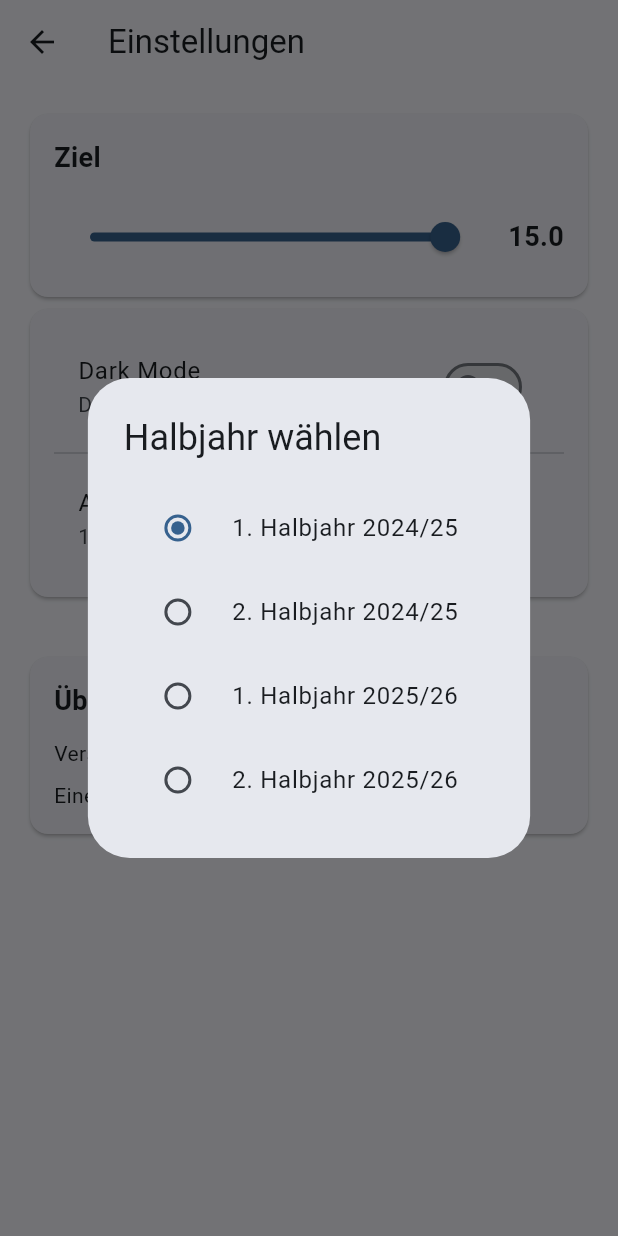
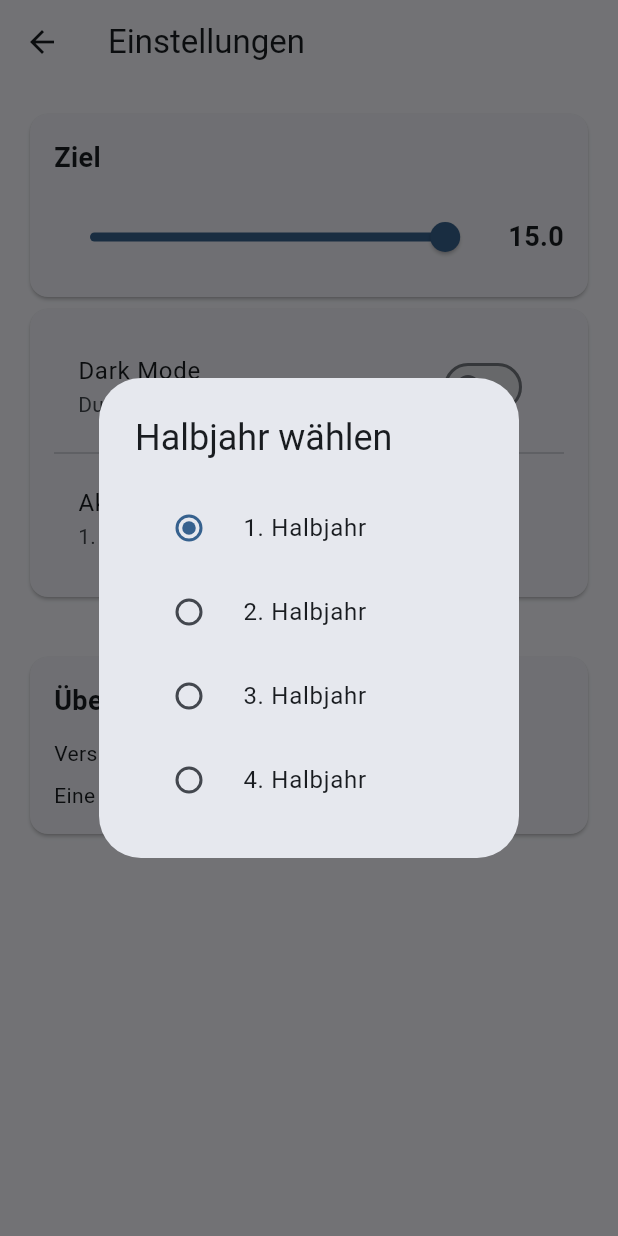
Before and after one commit to tanloner/NotenAppBayern, a Flutter app: the SettingsScreen screen opened by its route, after a tap on "Aktuelles Halbjahr", on a phone screen of 412 x 824 dp. Run offline on Flutter 3.47's test engine with Material 3 defaults, Android fonts, the light colour scheme and no system bars; our stand-ins replace fl_chart, flutter_colorpicker, shared_preferences; accounts and stored records are empty.

Commit message:
Version adapted fixed fix year choice

```diff
--- a/lib/models/grade.dart
+++ b/lib/models/grade.dart
@@ -3,42 +3,42 @@ enum GradeType { big, small, other }
 
 /// The semester a grade belongs to.
 enum Semester {
-  /// The first semester of the 2024/25 school year.
+  /// The first semester of the  school year.
   first,
 
-  /// The second semester of the 2024/25 school year.
+  /// The second semester of the  school year.
   second,
 
-  /// The first semester of the 2025/26 school year.
+  /// The first semester of the  school year.
   third,
 
-  /// The second semester of the 2025/26 school year.
+  /// The second semester of the school year.
   fourth;
 
   /// The display name of the semester.
   String get displayName {
     switch (this) {
       case Semester.first:
-        return '1. Halbjahr 2024/25';
+        return '1. Halbjahr';
       case Semester.second:
-        return '2. Halbjahr 2024/25';
+        return '2. Halbjahr';
       case Semester.third:
-        return '1. Halbjahr 2025/26';
+        return '3. Halbjahr';
       case Semester.fourth:
-        return '2. Halbjahr 2025/26';
+        return '4. Halbjahr';
     }
   }
 
   /// Creates a [Semester] from a string.
   static Semester fromString(String value) {
     switch (value) {
-      case '1. Halbjahr 2024/25':
+      case '1. Halbjahr':
         return Semester.first;
-      case '2. Halbjahr 2024/25':
+      case '2. Halbjahr':
         return Semester.second;
-      case '1. Halbjahr 2025/26':
+      case '3. Halbjahr':
         return Semester.third;
-      case '2. Halbjahr 2025/26':
+      case '4. Halbjahr':
         return Semester.fourth;
       default:
         throw ArgumentError('Unknown semester string: "$value"');
--- a/lib/providers/app_state.dart
+++ b/lib/providers/app_state.dart
@@ -17,7 +17,7 @@ class AppState extends ChangeNotifier {
   double _targetGrade = 15.0;
   bool _isDarkMode = false;
   String _currentSemester =
-      '1. Halbjahr 2024/25'; //TODO: init depending on current date
+      '1. Halbjahr'; //TODO: init depending on current date
   bool _isFirstLaunch = true;
 
   /// The list of subjects.
@@ -247,7 +247,7 @@ class AppState extends ChangeNotifier {
       _isFirstLaunch = prefs.getBool('isFirstLaunch') ?? true;
       final isDark = prefs.getBool('isDarkMode') ?? false;
       final semester =
-          prefs.getString('currentSemester') ?? '1. Halbjahr 2024/25';
+          prefs.getString('currentSemester') ?? '1. Halbjahr';
 
       _isDarkMode = isDark;
       _currentSemester = semester;
--- a/lib/screens/comprehensive_statistics_screen.dart
+++ b/lib/screens/comprehensive_statistics_screen.dart
@@ -93,7 +93,7 @@ class _ComprehensiveStatisticsScreenState
     final totalGrades = allGrades.length;
     final overallAverage = appState.overallAverage;
 
-    final subjects_have_different_avgs =
+    final subjectsHaveDifferentAvgs =
         (appState.subjects.where((s) => s.grades.isNotEmpty))
                 .map((s) => s.averageGrade)
                 .toSet()
@@ -101,7 +101,7 @@ class _ComprehensiveStatisticsScreenState
             1;
 
     final bestSubject = (appState.subjects.isNotEmpty &&
-            subjects_have_different_avgs)
+            subjectsHaveDifferentAvgs)
         ? appState.subjects.reduce((a, b) =>
             (a.averageGrade > b.averageGrade) && a.amountGrades != 0 ? a : b)
         : null;
--- a/lib/screens/settings_screen.dart
+++ b/lib/screens/settings_screen.dart
@@ -1,6 +1,6 @@
 import 'package:flutter/material.dart';
 import 'package:provider/provider.dart';
-
+import '../models/grade.dart';
 import '../providers/app_state.dart';
 
 /// A screen for changing the app's settings.
@@ -115,12 +115,8 @@ class SettingsScreen extends StatelessWidget {
 }
 
 void _showSemesterDialog(BuildContext context, AppState appState) {
-  final semesters = [
-    '1. Halbjahr 2024/25',
-    '2. Halbjahr 2024/25',
-    '1. Halbjahr 2025/26',
-    '2. Halbjahr 2025/26',
-  ];
+  final List<String> semesters = Semester.values.map((s) => s.displayName).toList(growable: false);
+
 
   showDialog(
     context: context,
--- a/lib/screens/setup_screen.dart
+++ b/lib/screens/setup_screen.dart
@@ -5,6 +5,7 @@ import 'package:flutter_colorpicker/flutter_colorpicker.dart';
 import 'package:provider/provider.dart';
 import 'package:uuid/uuid.dart';
 
+import '../models/grade.dart';
 import '../models/subject.dart';
 import '../providers/app_state.dart';
 import '../providers/config.dart';
@@ -36,7 +37,7 @@ class _SetupScreenState extends State<SetupScreen> {
   final PageController _pageController = PageController();
   int _currentPage = 0;
 
-  String _selectedSemester = '1. Halbjahr 2024/25';
+  String _selectedSemester = '1. Halbjahr';
   double _targetGrade = 12.0;
   late List<_SetupSubject> _setupSubjects;
 
@@ -183,12 +184,9 @@ class _SetupScreenState extends State<SetupScreen> {
           const SizedBox(height: 8),
           DropdownButtonFormField<String>(
             value: _selectedSemester,
-            items: [
-              '1. Halbjahr 2024/25',
-              '2. Halbjahr 2024/25',
-              '1. Halbjahr 2025/26',
-              '2. Halbjahr 2025/26'
-            ].map((s) => DropdownMenuItem(value: s, child: Text(s))).toList(),
+            items:
+            Semester.values.map((s) => s.displayName).toList(growable: false)
+                .map((s) => DropdownMenuItem(value: s, child: Text(s))).toList(),
             onChanged: (value) => setState(() => _selectedSemester = value!),
             decoration: InputDecoration(
                 border: OutlineInputBorder(
```
Also changed, not shown: pubspec.lock, 5 other files.
